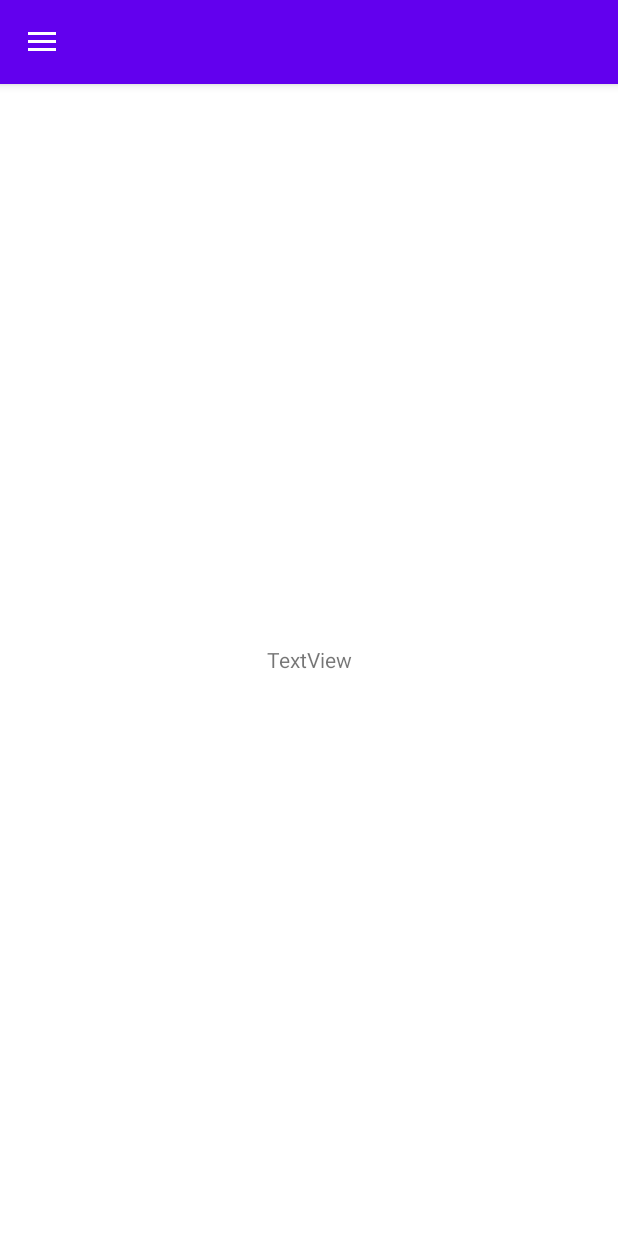
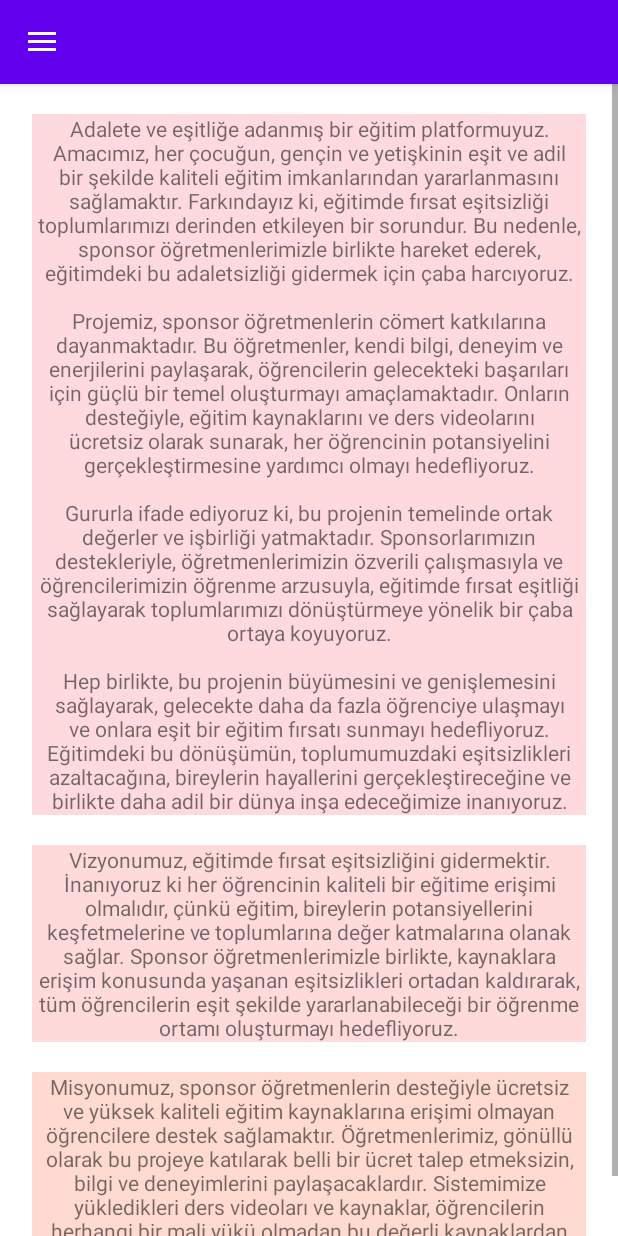
Before and after one commit to edasinar/bitirme_projesi, an Android app: the AboutUsActivity screen opened directly, with no data from a screen before it, on a phone screen of 412 x 824 dp. Run offline under Robolectric (Android 15) with nearby library versions, the phone set to English and light mode, and no system bars; our stand-ins replace Firebase (no records; nobody signed in at launch, a user with empty details on screens opened directly).

Commit message:
notification silindi, AboutUsActivity.kt bitti, todo güncellendi, SettingsActivity.kt güncellendi

```diff
--- a/app/src/main/java/com/edasinar/online_lab/AboutUsActivity.kt
+++ b/app/src/main/java/com/edasinar/online_lab/AboutUsActivity.kt
@@ -27,6 +27,8 @@ class AboutUsActivity : AppCompatActivity() {
 
         navListener()
 
+        fillTextViews()
+
         supportActionBar!!.setDisplayHomeAsUpEnabled(true)
 
         auth = FirebaseAuth.getInstance()
@@ -38,6 +40,22 @@ class AboutUsActivity : AppCompatActivity() {
         )
         binding.drawerLayout.addDrawerListener(toggle)
         toggle.syncState()
+    }
+
+    private fun fillTextViews() {
+        binding.hakkimizda.text = "Adalete ve eşitliğe adanmış bir eğitim platformuyuz. Amacımız, her çocuğun, gençin ve yetişkinin eşit ve adil bir şekilde kaliteli eğitim imkanlarından yararlanmasını sağlamaktır. Farkındayız ki, eğitimde fırsat eşitsizliği toplumlarımızı derinden etkileyen bir sorundur. Bu nedenle, sponsor öğretmenlerimizle birlikte hareket ederek, eğitimdeki bu adaletsizliği gidermek için çaba harcıyoruz.\n" +
+                "\n" +
+                "Projemiz, sponsor öğretmenlerin cömert katkılarına dayanmaktadır. Bu öğretmenler, kendi bilgi, deneyim ve enerjilerini paylaşarak, öğrencilerin gelecekteki başarıları için güçlü bir temel oluşturmayı amaçlamaktadır. Onların desteğiyle, eğitim kaynaklarını ve ders videolarını ücretsiz olarak sunarak, her öğrencinin potansiyelini gerçekleştirmesine yardımcı olmayı hedefliyoruz.\n" +
+                "\n" +
+                "Gururla ifade ediyoruz ki, bu projenin temelinde ortak değerler ve işbirliği yatmaktadır. Sponsorlarımızın destekleriyle, öğretmenlerimizin özverili çalışmasıyla ve öğrencilerimizin öğrenme arzusuyla, eğitimde fırsat eşitliği sağlayarak toplumlarımızı dönüştürmeye yönelik bir çaba ortaya koyuyoruz.\n" +
+                "\n" +
+                "Hep birlikte, bu projenin büyümesini ve genişlemesini sağlayarak, gelecekte daha da fazla öğrenciye ulaşmayı ve onlara eşit bir eğitim fırsatı sunmayı hedefliyoruz. Eğitimdeki bu dönüşümün, toplumumuzdaki eşitsizlikleri azaltacağına, bireylerin hayallerini gerçekleştireceğine ve birlikte daha adil bir dünya inşa edeceğimize inanıyoruz."
+
+        binding.vizyon.text = "Vizyonumuz, eğitimde fırsat eşitsizliğini gidermektir. İnanıyoruz ki her öğrencinin kaliteli bir eğitime erişimi olmalıdır, çünkü eğitim, bireylerin potansiyellerini keşfetmelerine ve toplumlarına değer katmalarına olanak sağlar. Sponsor öğretmenlerimizle birlikte, kaynaklara erişim konusunda yaşanan eşitsizlikleri ortadan kaldırarak, tüm öğrencilerin eşit şekilde yararlanabileceği bir öğrenme ortamı oluşturmayı hedefliyoruz."
+
+        binding.misyon.text ="Misyonumuz, sponsor öğretmenlerin desteğiyle ücretsiz ve yüksek kaliteli eğitim kaynaklarına erişimi olmayan öğrencilere destek sağlamaktır. Öğretmenlerimiz, gönüllü olarak bu projeye katılarak belli bir ücret talep etmeksizin, bilgi ve deneyimlerini paylaşacaklardır. Sistemimize yükledikleri ders videoları ve kaynaklar, öğrencilerin herhangi bir mali yükü olmadan bu değerli kaynaklardan yararlanmalarını sağlayacaktır."
+
+        ///dkdlsdkldldl
     }
 
     private fun navListener() {
--- a/app/src/main/res/layout/activity_about_us.xml
+++ b/app/src/main/res/layout/activity_about_us.xml
@@ -7,21 +7,63 @@
     android:id="@+id/drawerLayout"
     tools:context=".AboutUsActivity">
 
-    <androidx.constraintlayout.widget.ConstraintLayout
+    <ScrollView
         android:layout_width="match_parent"
         android:layout_height="match_parent">
 
+
+        <LinearLayout
+            android:layout_width="match_parent"
+            android:layout_height="wrap_content"
+            android:orientation="vertical">
+
             <TextView
-            android:id="@+id/aboutUsTextView"
+                android:id="@+id/hakkimizda"
                 android:layout_width="369dp"
+                android:layout_height="wrap_content"
                 android:gravity="center"
-            android:layout_height="345dp"
+                android:layout_gravity="center"
                 android:text="TextView"
+                android:layout_marginTop="20dp"
+                android:background="#fedadf"
                 app:layout_constraintBottom_toBottomOf="parent"
                 app:layout_constraintEnd_toEndOf="parent"
                 app:layout_constraintStart_toStartOf="parent"
-            app:layout_constraintTop_toTopOf="parent" />
-    </androidx.constraintlayout.widget.ConstraintLayout>
+                app:layout_constraintTop_toTopOf="parent"
+                app:layout_constraintVertical_bias="0.062" />
+
+            <TextView
+                android:id="@+id/vizyon"
+                android:layout_width="369dp"
+                android:layout_height="wrap_content"
+                android:gravity="center"
+                android:layout_gravity="center"
+                android:text="TextView"
+                android:layout_marginTop="20dp"
+                android:background="#fedada"
+                app:layout_constraintBottom_toBottomOf="parent"
+                app:layout_constraintEnd_toEndOf="parent"
+                app:layout_constraintStart_toStartOf="parent"
+                app:layout_constraintTop_toTopOf="parent"
+                app:layout_constraintVertical_bias="0.062" />
+
+            <TextView
+                android:id="@+id/misyon"
+                android:layout_width="369dp"
+                android:layout_height="wrap_content"
+                android:gravity="center"
+                android:layout_gravity="center"
+                android:text="TextView"
+                android:layout_marginTop="20dp"
+                android:layout_marginBottom="20dp"
+                android:background="#fedad0"
+                app:layout_constraintBottom_toBottomOf="parent"
+                app:layout_constraintEnd_toEndOf="parent"
+                app:layout_constraintStart_toStartOf="parent"
+                app:layout_constraintTop_toTopOf="parent"
+                app:layout_constraintVertical_bias="0.062" />
+        </LinearLayout>
+    </ScrollView>
 
     <com.google.android.material.navigation.NavigationView
         android:id="@+id/navView"
```
Also changed, not shown: app/src/main/java/com/edasinar/online_lab/NotificationFragment.kt (deleted, +0 -23 lines), app/src/main/java/com/edasinar/online_lab/SettingsActivity.kt (+0 -10 lines), app/src/main/res/layout/activity_settings.xml (+0 -11 lines), app/src/main/res/layout/fragment_notification.xml (deleted, +0 -75 lines), 1 other file. Lines whose indentation alone changed are shown as unchanged.
